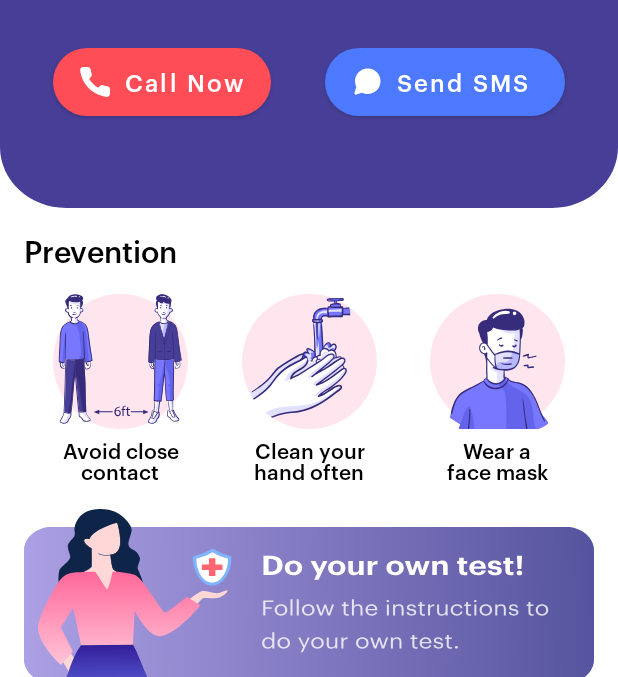
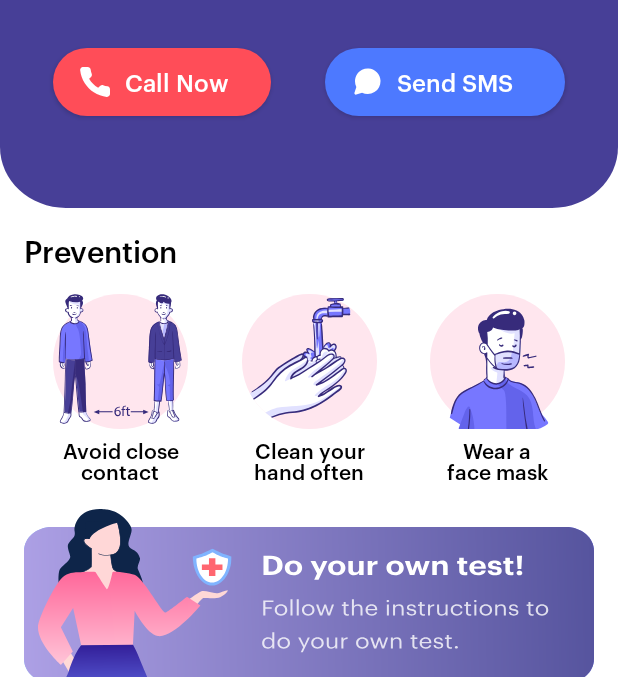
Before and after one commit to ETS-Android1/covid-19-android-app, an Android app: the screen it shows after launch (MainActivity), on a phone screen of 412 x 824 dp, the part 337-1014 px from its top. Run offline under Robolectric (Android 15) with nearby library versions, the phone set to English and light mode, and no system bars.

Commit message:
replaced button styles with AppCompactButton

```diff
--- a/app/src/main/res/drawable/statistic_button.xml
+++ b/app/src/main/res/drawable/statistic_button.xml
@@ -11,5 +11,7 @@
         android:bottomLeftRadius="25dp"
         android:topLeftRadius="25dp"/>
 
+    <stroke android:width="1dp"
+        android:color="@color/white"/>
 
 </shape>
--- a/app/src/main/res/layout/activity_main.xml
+++ b/app/src/main/res/layout/activity_main.xml
@@ -111,7 +111,7 @@
         app:layout_constraintStart_toStartOf="parent"
         app:layout_constraintTop_toBottomOf="@+id/textView2" />
 
-    <Button
+    <androidx.appcompat.widget.AppCompatButton
         android:id="@+id/button"
         android:layout_width="145dp"
         android:layout_height="45dp"
@@ -120,8 +120,9 @@
         android:drawableLeft="@drawable/ic_phone"
         android:drawablePadding="8dp"
         android:fontFamily="@font/graphikmedium"
+        android:gravity="center_vertical"
+        android:paddingStart="16dp"
         android:text="@string/call_now"
-        android:textAlignment="textStart"
         android:textAllCaps="false"
         android:textColor="#FFFFFF"
         android:textSize="16sp"
@@ -129,19 +130,19 @@
         app:layout_constraintHorizontal_bias="0.5"
         app:layout_constraintStart_toStartOf="parent"
         app:layout_constraintTop_toBottomOf="@+id/textView3"
-        tools:ignore="RtlHardcoded"
-        style="@style/RedColorButton" />
+        tools:ignore="RtlHardcoded,RtlSymmetry" />
 
-    <Button
+    <androidx.appcompat.widget.AppCompatButton
         android:id="@+id/button2"
         android:layout_width="160dp"
         android:layout_height="45dp"
         android:background="@drawable/send_sms_button"
         android:drawableLeft="@drawable/ic_message_circle"
+        android:drawablePadding="8dp"
         android:fontFamily="@font/graphikmedium"
+        android:gravity="center_vertical"
         android:paddingStart="16dp"
         android:text="@string/send_sms"
-        android:textAlignment="textStart"
         android:textAllCaps="false"
         android:textColor="#FFFFFF"
         android:textSize="16sp"
@@ -150,8 +151,7 @@
         app:layout_constraintHorizontal_bias="0.5"
         app:layout_constraintStart_toEndOf="@+id/button"
         app:layout_constraintTop_toTopOf="@+id/button"
-        tools:ignore="RtlHardcoded,RtlSymmetry"
-        style="@style/BlueColorButton" />
+        tools:ignore="RtlHardcoded,RtlSymmetry" />
 
     <TextView
         android:id="@+id/textView4"
--- a/app/src/main/res/values/colors.xml
+++ b/app/src/main/res/values/colors.xml
@@ -8,6 +8,4 @@
     <color name="teal_700">#FF018786</color>
     <color name="black">#FF000000</color>
     <color name="white">#FFFFFFFF</color>
-    <color name="red">#FF4D58</color>
-    <color name="blue">#4D79FF</color>
 </resources>
--- a/app/src/main/res/values/themes.xml
+++ b/app/src/main/res/values/themes.xml
@@ -14,31 +14,4 @@
         <!-- Customize your theme here. -->
     </style>
 
-    <style name="RedColorButton"
-        parent="Widget.MaterialComponents.Button">
-        <item name="materialThemeOverlay">@style/RedButtonThemeOverlay</item>
-    </style>
-
-    <style name="RedButtonThemeOverlay">
-        <item name="colorPrimary">@color/red</item>
-    </style>
-
-    <style name="BlueColorButton"
-        parent="Widget.MaterialComponents.Button">
-        <item name="materialThemeOverlay">@style/NewBlueButtonThemeOverlay</item>
-    </style>
-
-    <style name="NewBlueButtonThemeOverlay">
-        <item name="colorPrimary">@color/blue</item>
-    </style>
-
-    <style name="WhiteColorButton"
-        parent="Widget.MaterialComponents.Button">
-        <item name="materialThemeOverlay">@style/WhiteButtonThemeOverlay</item>
-    </style>
-
-    <style name="WhiteButtonThemeOverlay">
-        <item name="colorPrimary">@color/white</item>
-    </style>
-
 </resources>
```
Also changed, not shown: app/src/main/res/layout/activity_statistics.xml (+3 -4 lines).
